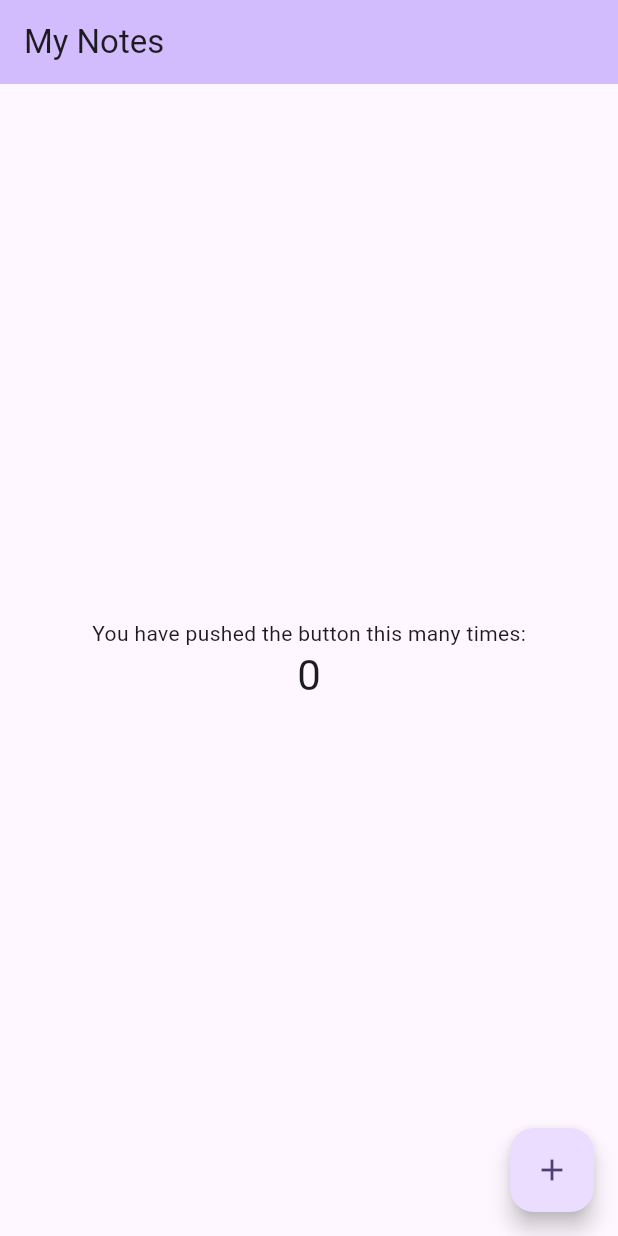
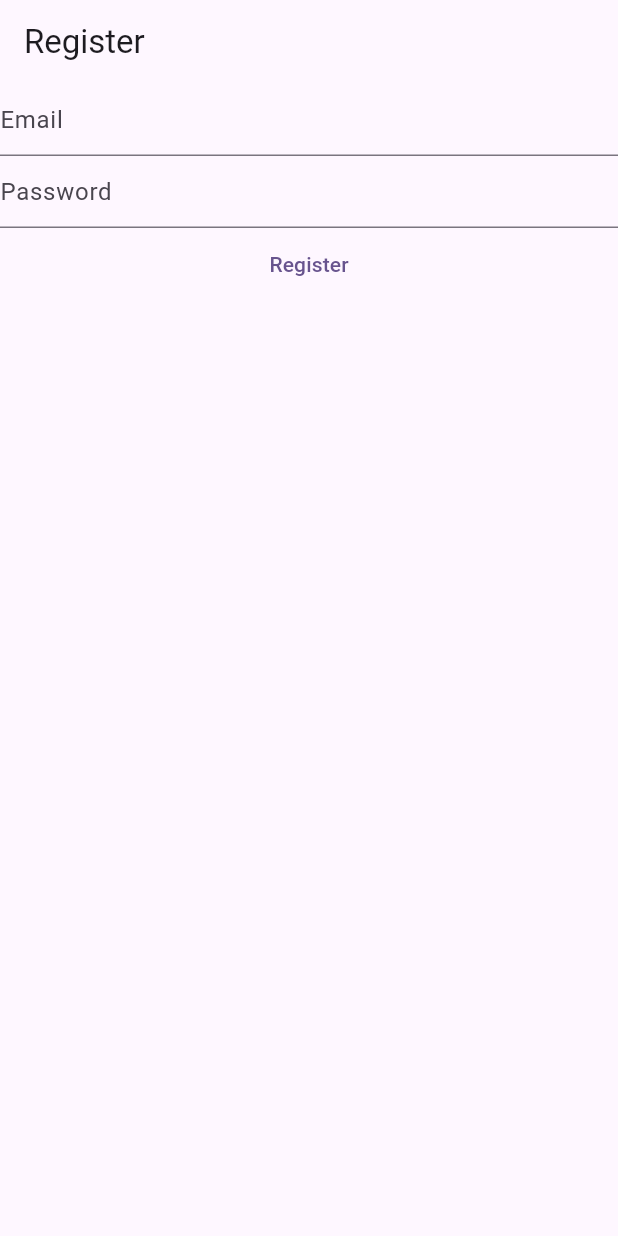
Before and after one commit to harrymcalister/my_notes_flutter_tutorial, a Flutter app: the screen it shows after launch, on a phone screen of 412 x 824 dp. Run offline on Flutter 3.47's test engine with Material 2 defaults, Android fonts, the phone set to English and light mode, and no system bars; our stand-ins replace firebase_auth, firebase_core; accounts and stored records are empty.

Commit message:
Add basic register screen to create an account using Firebase Authentication

```diff
--- a/lib/main.dart
+++ b/lib/main.dart
@@ -1,66 +1,93 @@
+import 'package:firebase_core/firebase_core.dart';
 import 'package:flutter/material.dart';
+import 'package:firebase_auth/firebase_auth.dart';
+import 'firebase_options.dart';
 
 void main() {
-  runApp(const MyApp());
+  WidgetsFlutterBinding.ensureInitialized();
+  runApp(MaterialApp(
+    theme: ThemeData(
+      colorScheme: ColorScheme.fromSeed(seedColor: Colors.deepPurple),
+      useMaterial3: true,
+    ),
+    home: const HomePage(),
+  ));
 }
 
-class MyApp extends StatelessWidget {
-  const MyApp({super.key});
+class HomePage extends StatefulWidget {
+  const HomePage({super.key});
 
   @override
-  Widget build(BuildContext context) {
-    return MaterialApp(
-      theme: ThemeData(
-        colorScheme: ColorScheme.fromSeed(seedColor: Colors.deepPurple),
-        useMaterial3: true,
-      ),
-      home: const MyHomePage(title: 'My Notes'),
-    );
-  }
+  State<HomePage> createState() => _HomePageState();
 }
 
-class MyHomePage extends StatefulWidget {
-  const MyHomePage({super.key, required this.title});
-  final String title;
+class _HomePageState extends State<HomePage> {
+  late final TextEditingController _email;
+  late final TextEditingController _password;
 
   @override
-  State<MyHomePage> createState() => _MyHomePageState();
-}
+  void initState() {
+    _email = TextEditingController();
+    _password = TextEditingController();
+    super.initState();
+  }
 
-class _MyHomePageState extends State<MyHomePage> {
-  int _counter = 0;
-
-  void _incrementCounter() {
-    setState(() {
-      _counter++;
-    });
+  @override
+  void dispose() {
+    _email.dispose();
+    _password.dispose();
+    super.dispose();
   }
 
   @override
   Widget build(BuildContext context) {
     return Scaffold(
       appBar: AppBar(
-        backgroundColor: Theme.of(context).colorScheme.inversePrimary,
-        title: Text(widget.title),
+        title: const Text('Register'),
       ),
-      body: Center(
-        child: Column(
-          mainAxisAlignment: MainAxisAlignment.center,
-          children: <Widget>[
-            const Text(
-              'You have pushed the button this many times:',
-            ),
-            Text(
-              '$_counter',
-              style: Theme.of(context).textTheme.headlineMedium,
-            ),
-          ],
+      body: FutureBuilder(
+        future: Firebase.initializeApp(
+          options: DefaultFirebaseOptions.currentPlatform,
         ),
-      ),
-      floatingActionButton: FloatingActionButton(
-        onPressed: _incrementCounter,
-        tooltip: 'Increment',
-        child: const Icon(Icons.add),
+        builder: (context, snapshot) {
+          switch (snapshot.connectionState) {
+            case ConnectionState.done:
+              return Column(
+                children: [
+                  TextField(
+                    controller: _email,
+                    enableSuggestions: false,
+                    autocorrect: false,
+                    keyboardType: TextInputType.emailAddress,
+                    decoration: const InputDecoration(hintText: "Email"),
+                  ),
+                  TextField(
+                    controller: _password,
+                    obscureText: true,
+                    enableSuggestions: false,
+                    autocorrect: false,
+                    decoration: const InputDecoration(hintText: "Password"),
+                  ),
+                  TextButton(
+                    onPressed: () async {
+                      final email = _email.text;
+                      final password = _password.text;
+
+                      final userCredential = await FirebaseAuth.instance
+                          .createUserWithEmailAndPassword(
+                        email: email,
+                        password: password,
+                      );
+                    },
+                    child: const Text('Register'),
+                  ),
+                ],
+              );
+            default:
+              return const Text('Loading');
+            // Why is loading not showing when wifi disconnected?
+          }
+        },
       ),
     );
   }
```
Also changed, not shown: 2 other files.
